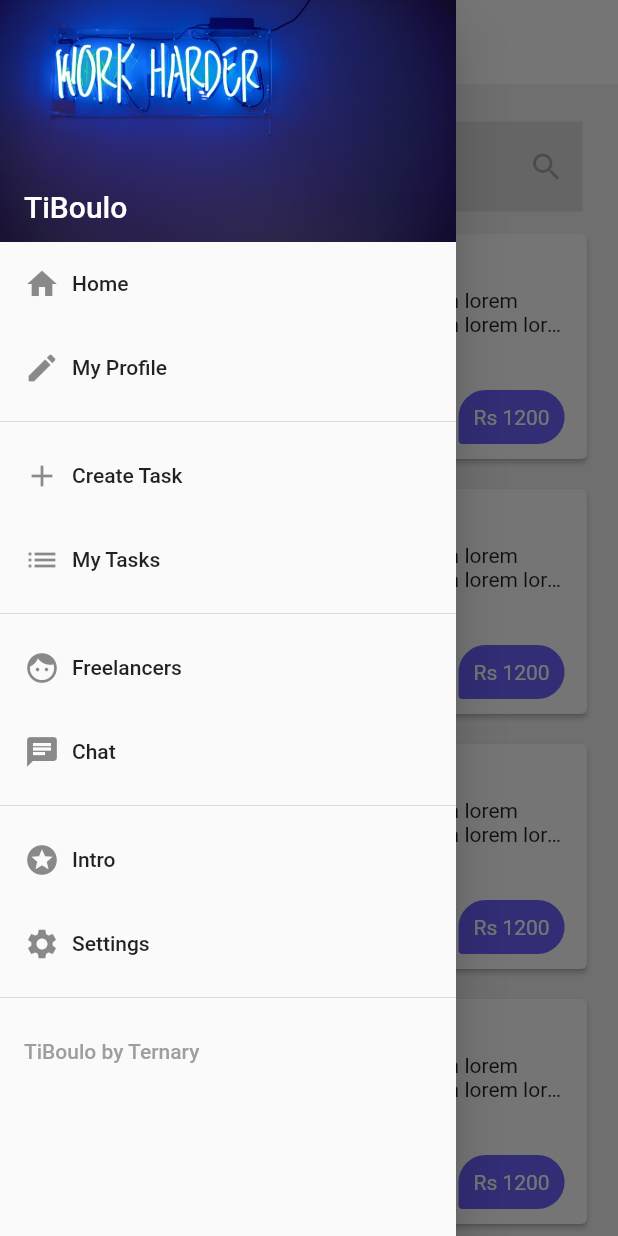
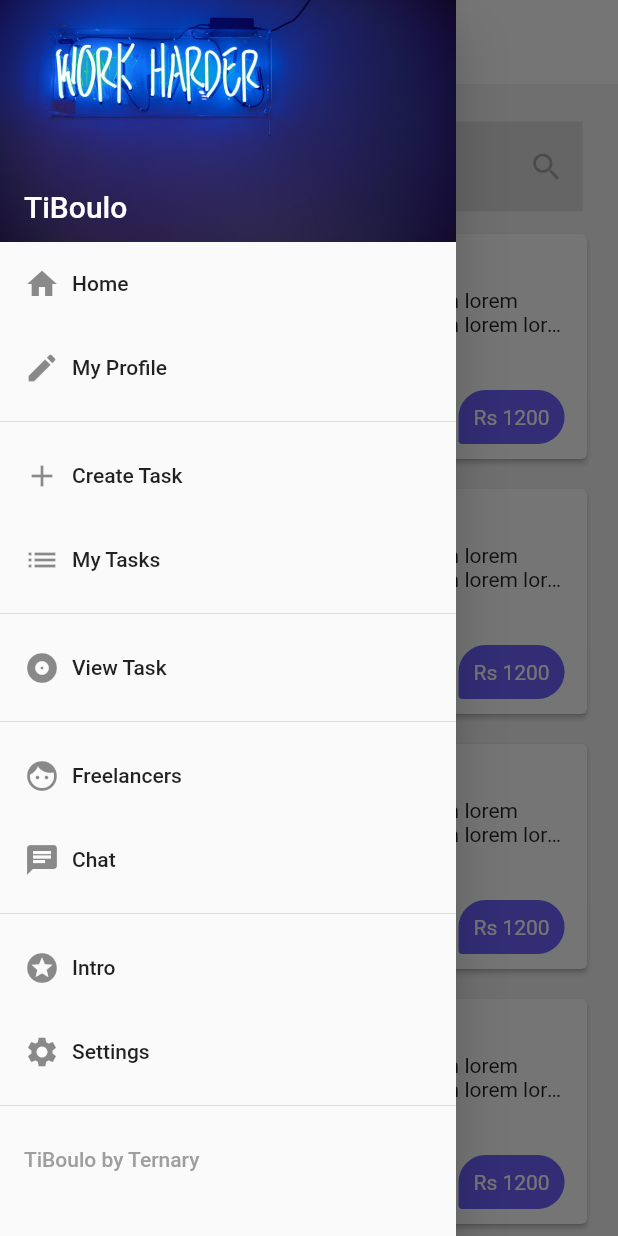
Before and after one commit to yuvraj108c/Ti-boulo, a Flutter app: the HomeScreen screen opened by its route, with the side drawer open, on a phone screen of 412 x 824 dp. Run offline on Flutter 3.47's test engine with Material 2 defaults, Android fonts, the phone set to English and light mode, and no system bars; our stand-ins replace getflutter, introduction_screen; missing offline and left inert: date_range_picker, flutter_tagging, google_map_location_picker; network calls fail.

Commit message:
Fix issues + refactoring

```diff
--- a/lib/constants.dart
+++ b/lib/constants.dart
@@ -1,7 +1,4 @@
 import 'package:flutter/material.dart';
-import 'package:getflutter/components/list_tile/gf_list_tile.dart';
-import 'package:ti_boulo/widgets/Tag.dart';
-import 'package:ti_boulo/widgets/TaskItem.dart';
 
 // Colors
 const kMainColor = Color(0xFF6c63ff);
@@ -16,19 +13,6 @@ const kSubtitleStyle = TextStyle(
 
 // Location API Key
 const APIKEY = "AIzaSyAxiXZvMz-x1SEPcvVQntd7Xkzhf80aC74";
-
-generateTagsFromStrings(List<String> t) { // TODO: Move to lib/util
-  var tags = <Tag>[];
-  t.forEach((i) {
-    var tag = new Tag(
-      color: kMainColor,
-      title: i,
-    );
-    tags.add(tag);
-  });
-  return tags;
-}
-
 
 // Profile
 final String about = "Wall painter";
@@ -92,36 +76,3 @@ List<Map> ktasks = [
     'tags': ["construction", "manual"],
   }
 ];
-
-// utils
-generateTilesFromExperience(List<String> t) {
-  var experiences = <Widget>[];
-  t.forEach((i) {
-    var exp = new GFListTile(
-      color: Color(0xFFe5e5e5),
-      description: Text(i),
-      icon: Icon(Icons.keyboard_arrow_right, size: 30.0),
-    );
-    experiences.add(exp);
-    experiences.add(SizedBox(
-      height: 10.0,
-    ));
-  });
-  return experiences;
-}
-
-generateTaskTiles(List<Map> t) {
-  var tasks = <TaskItem>[];
-  t.forEach((i) {
-    var task = new TaskItem(
-      title: i["title"],
-      description: i["description"],
-      date: i["date"],
-      price: i["price"],
-      location: i["location"],
-      tags: i["tags"],
-    );
-    tasks.add(task);
-  });
-  return tasks;
-}
--- a/lib/screens/Home.dart
+++ b/lib/screens/Home.dart
@@ -1,4 +1,5 @@
 import 'package:flutter/material.dart';
+import 'package:ti_boulo/utils/functions.dart';
 import 'package:ti_boulo/widgets/MyAppBar.dart';
 import 'package:ti_boulo/widgets/MyDrawer.dart';
 import 'package:ti_boulo/constants.dart';
--- a/lib/screens/Intro.dart
+++ b/lib/screens/Intro.dart
@@ -18,19 +18,19 @@ class IntroScreen extends StatelessWidget {
         PageViewModel(
           title: "Work",
           body: "Get paid for your valuable skills by working on projects.",
-          image: Image.asset('assets/painter.png'),
+          image: Image.asset('assets/images/painter.png'),
           decoration: pageDecoration,
         ),
         PageViewModel(
           title: "Hire",
           body: "Hire freelancers to work on your projects.",
-          image: Image.asset('assets/hire.png'),
+          image: Image.asset('assets/images/hire.png'),
           decoration: pageDecoration,
         ),
         PageViewModel(
           title: "Manage",
           body: "Manage the money you earn.",
-          image: Image.asset('assets/manage.png'),
+          image: Image.asset('assets/images/manage.png'),
           decoration: pageDecoration,
         ),
       ],
--- a/lib/screens/Profile.dart
+++ b/lib/screens/Profile.dart
@@ -1,9 +1,9 @@
 import 'package:flutter/material.dart';
 import 'package:getflutter/getflutter.dart';
 import 'package:ti_boulo/constants.dart';
+import 'package:ti_boulo/utils/functions.dart';
 import 'package:ti_boulo/widgets/ImageGrid.dart';
 import 'package:ti_boulo/widgets/MyAppBar.dart';
-import 'package:ti_boulo/widgets/MyDrawer.dart';
 
 class ProfileScreen extends StatefulWidget {
   ProfileScreen({Key key}) : super(key: key);
@@ -23,7 +23,6 @@ class _ProfileScreenState extends State<ProfileScreen> {
         title: "Profile",
         actions: <Widget>[IconButton(icon: Icon(Icons.edit), onPressed: () {})],
       ),
-      drawer: MyDrawer(),
       body: SingleChildScrollView(
         child: Container(
           margin: EdgeInsets.symmetric(vertical: 10.0, horizontal: sWidth / 14),
--- a/lib/screens/Task.dart
+++ b/lib/screens/Task.dart
@@ -4,7 +4,6 @@ import 'package:google_map_location_picker/google_map_location_picker.dart';
 import 'package:ti_boulo/models/task.dart';
 import 'package:ti_boulo/utils/Validator.dart';
 import 'package:ti_boulo/widgets/MyAppBar.dart';
-import 'package:ti_boulo/widgets/MyDrawer.dart';
 import 'package:date_range_picker/date_range_picker.dart' as DateRagePicker;
 
 import '../constants.dart';
@@ -20,11 +19,10 @@ class _TaskScreenState extends State<TaskScreen> {
   @override
   Widget build(BuildContext context) {
     return Scaffold(
-      appBar: MyAppBar(title: "Task"),
+      appBar: MyAppBar(title: " Create task"),
       body: Center(
         child: CreateTask(),
       ),
-      drawer: MyDrawer(),
       // floatingActionButton: new FloatingActionButton.extended(
       //     onPressed: null, label: new Text("Save"), icon: Icon(Icons.save))
     );
--- a/lib/screens/ViewTask.dart
+++ b/lib/screens/ViewTask.dart
@@ -2,6 +2,7 @@ import 'package:flutter/material.dart';
 import 'package:getflutter/components/image/gf_image_overlay.dart';
 import 'package:getflutter/components/typography/gf_typography.dart';
 import 'package:getflutter/getflutter.dart';
+import 'package:ti_boulo/utils/functions.dart';
 import 'package:ti_boulo/widgets/MyAppBar.dart';
 import 'package:ti_boulo/widgets/PriceTag.dart';
 import '../constants.dart';
--- /dev/null
+++ b/lib/utils/functions.dart
@@ -0,0 +1,49 @@
+import 'package:flutter/material.dart';
+import 'package:getflutter/components/list_tile/gf_list_tile.dart';
+import 'package:ti_boulo/widgets/Tag.dart';
+import 'package:ti_boulo/widgets/TaskItem.dart';
+import '../constants.dart';
+
+generateTilesFromExperience(List<String> t) {
+  var experiences = <Widget>[];
+  t.forEach((i) {
+    var exp = new GFListTile(
+      color: Color(0xFFe5e5e5),
+      description: Text(i),
+      icon: Icon(Icons.keyboard_arrow_right, size: 30.0),
+    );
+    experiences.add(exp);
+    experiences.add(SizedBox(
+      height: 10.0,
+    ));
+  });
+  return experiences;
+}
+
+generateTaskTiles(List<Map> t) {
+  var tasks = <TaskItem>[];
+  t.forEach((i) {
+    var task = new TaskItem(
+      title: i["title"],
+      description: i["description"],
+      date: i["date"],
+      price: i["price"],
+      location: i["location"],
+      tags: i["tags"],
+    );
+    tasks.add(task);
+  });
+  return tasks;
+}
+
+generateTagsFromStrings(List<String> t) {
+  var tags = <Tag>[];
+  t.forEach((i) {
+    var tag = new Tag(
+      color: kMainColor,
+      title: i,
+    );
+    tags.add(tag);
+  });
+  return tags;
+}
--- a/lib/widgets/MyDrawer.dart
+++ b/lib/widgets/MyDrawer.dart
@@ -13,19 +13,25 @@ class MyDrawer extends StatelessWidget {
           _createDrawerItem(
               icon: Icons.home,
               text: 'Home',
-              onTap: () =>
-                  Navigator.pushReplacementNamed(context, Routes.home)),
+              onTap: () {
+                Navigator.pop(context);
+                Navigator.pushReplacementNamed(context, Routes.home);
+              }),
           _createDrawerItem(
               icon: Icons.edit,
               text: 'My Profile',
-              onTap: () =>
-                  Navigator.pushNamed(context, Routes.profile)),
+              onTap: () {
+                Navigator.pop(context);
+                Navigator.pushNamed(context, Routes.profile);
+              }),
           Divider(),
           _createDrawerItem(
               icon: Icons.add,
               text: 'Create Task',
-              onTap: () =>
-                  Navigator.pushNamed(context, Routes.task)),
+              onTap: () {
+                Navigator.pop(context);
+                Navigator.pushNamed(context, Routes.task);
+              }),
           _createDrawerItem(
             // Tasks created by the current user
             icon: Icons.list,
@@ -35,14 +41,26 @@ class MyDrawer extends StatelessWidget {
           ),
           Divider(),
           _createDrawerItem(
+              // Tasks created by the current user
+              icon: Icons.album,
+              text: 'View Task',
+              onTap: () {
+                Navigator.pop(context);
+                Navigator.pushNamed(context, Routes.viewTask);
+              }),
+          Divider(),
+          _createDrawerItem(
               icon: Icons.face, text: 'Freelancers'), // List of freelancers
           _createDrawerItem(icon: Icons.chat, text: 'Chat'), // List of chats
           Divider(),
           _createDrawerItem(
-              icon: Icons.stars, text: 'Intro',
-            onTap: () =>
-                Navigator.pushNamed(context, Routes.intro)
-            ), // Introduction Screen
+              icon: Icons.stars,
+              text: 'Intro',
+              onTap: () {
+                Navigator.pushNamed(
+                    context, Routes.intro); // Introduction Screen
+              }),
+
           _createDrawerItem(
               icon: Icons.settings, text: 'Settings'), // App Settings
           Divider(),
--- a/lib/widgets/TaskItem.dart
+++ b/lib/widgets/TaskItem.dart
@@ -1,6 +1,7 @@
 import 'package:flutter/material.dart';
 import 'package:ti_boulo/constants.dart';
 import 'package:ti_boulo/widgets/PriceTag.dart';
+import 'package:ti_boulo/utils/functions.dart';
 
 class TaskItem extends StatelessWidget {
   final String imageUrl;
```
Also changed, not shown: lib/models/task.dart (+8 -9 lines), pubspec.yaml (+1 -47 lines), assets/images/hire.png (renamed from assets/hire.png), assets/images/manage.png (renamed from assets/manage.png), assets/images/painter.png (renamed from assets/painter.png).
